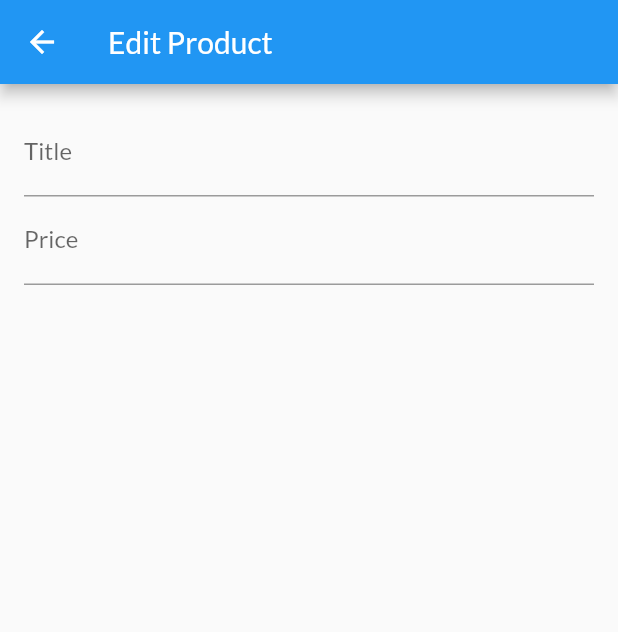
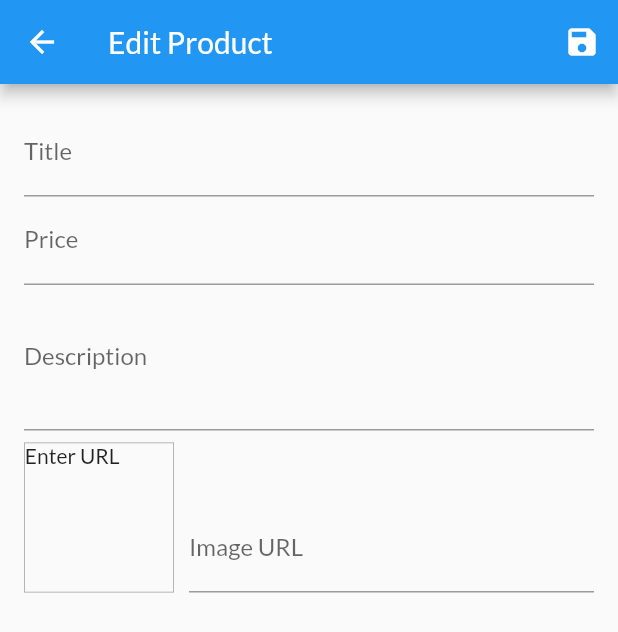
Before and after one commit to saih3/shop-app, a Flutter app: the EditProductScreen screen opened by its route, on a phone screen of 412 x 824 dp. Shown: the top 632 px of the screen. Run offline on Flutter 3.47's test engine with Material 2 defaults, Android fonts, the phone set to English and light mode, and no system bars; network calls fail.

```diff
--- a/lib/providers/cart.dart
+++ b/lib/providers/cart.dart
@@ -57,7 +57,7 @@ class Cart with ChangeNotifier {
     notifyListeners();
   }
 
-  void remoteItem(String productId) {
+  void removeItem(String productId) {
     _items.remove(productId);
     notifyListeners();
   }
--- a/lib/screens/edit_product_screen.dart
+++ b/lib/screens/edit_product_screen.dart
@@ -1,4 +1,5 @@
 import 'package:flutter/material.dart';
+import 'package:shop_app/providers/product.dart';
 
 class EditProductScreen extends StatefulWidget {
   const EditProductScreen({Key? key}) : super(key: key);
@@ -10,16 +11,61 @@ class EditProductScreen extends StatefulWidget {
 
 class _EditProductScreenState extends State<EditProductScreen> {
   final _priceFocusNode = FocusNode();
+  final _descriptionFocusNode = FocusNode();
+  final _imageUrlController = TextEditingController();
+  final _imageUrlFocusNode = FocusNode();
+
+  final _form = GlobalKey<FormState>();
+  var _editedProduct =
+      Product(id: '', title: '', description: '', price: 0, imageUrl: '');
+
+  @override
+  void initState() {
+    _imageUrlFocusNode.addListener(_updateImageUrl);
+    super.initState();
+  }
+
+  @override
+  void dispose() {
+    _imageUrlFocusNode.removeListener(_updateImageUrl);
+    _priceFocusNode.dispose();
+    _descriptionFocusNode.dispose();
+    _imageUrlController.dispose();
+    _imageUrlFocusNode.dispose();
+    super.dispose();
+  }
+
+  void _updateImageUrl() {
+    if (!_imageUrlFocusNode.hasFocus) {
+      setState(() {});
+    }
+  }
+
+  void _saveForm() {
+    _form.currentState!.save();
+    print(_editedProduct.title);
+    print(_editedProduct.price);
+    print(_editedProduct.id);
+    print(_editedProduct.imageUrl);
+    print(_editedProduct.description);
+  }
 
   @override
   Widget build(BuildContext context) {
     return Scaffold(
       appBar: AppBar(
         title: Text('Edit Product'),
+        actions: [
+          IconButton(
+            onPressed: _saveForm,
+            icon: Icon(Icons.save),
+          ),
+        ],
       ),
       body: Padding(
         padding: const EdgeInsets.all(16.0),
         child: Form(
+          key: _form,
           child: ListView(
             children: [
               TextFormField(
@@ -30,6 +76,15 @@ class _EditProductScreenState extends State<EditProductScreen> {
                 onFieldSubmitted: (_) {
                   FocusScope.of(context).requestFocus(_priceFocusNode);
                 },
+                onSaved: (value) {
+                  _editedProduct = Product(
+                    id: _editedProduct.id,
+                    title: value as String,
+                    description: _editedProduct.description,
+                    price: _editedProduct.price,
+                    imageUrl: _editedProduct.imageUrl,
+                  );
+                },
               ),
               TextFormField(
                 decoration: InputDecoration(
@@ -38,7 +93,81 @@ class _EditProductScreenState extends State<EditProductScreen> {
                 textInputAction: TextInputAction.next,
                 keyboardType: TextInputType.number,
                 focusNode: _priceFocusNode,
+                onFieldSubmitted: (_) {
+                  FocusScope.of(context).requestFocus(_descriptionFocusNode);
+                },
+                onSaved: (value) {
+                  _editedProduct = Product(
+                    id: _editedProduct.id,
+                    title: _editedProduct.title,
+                    description: _editedProduct.description,
+                    price: double.parse(value as String),
+                    imageUrl: _editedProduct.imageUrl,
+                  );
+                },
               ),
+              TextFormField(
+                decoration: InputDecoration(
+                  labelText: 'Description',
+                ),
+                maxLines: 3,
+                keyboardType: TextInputType.multiline,
+                focusNode: _descriptionFocusNode,
+                onSaved: (value) {
+                  _editedProduct = Product(
+                    id: _editedProduct.id,
+                    title: _editedProduct.title,
+                    description: value as String,
+                    price: _editedProduct.price,
+                    imageUrl: _editedProduct.imageUrl,
+                  );
+                },
+              ),
+              Row(
+                crossAxisAlignment: CrossAxisAlignment.end,
+                children: [
+                  Container(
+                    height: 100,
+                    width: 100,
+                    margin: EdgeInsets.only(top: 8, right: 10),
+                    decoration: BoxDecoration(
+                      border: Border.all(width: .5, color: Colors.grey),
+                    ),
+                    child: _imageUrlController.text.isEmpty
+                        ? Text('Enter URL')
+                        : FittedBox(
+                            child: Image.network(
+                              _imageUrlController.text,
+                              fit: BoxFit.cover,
+                            ),
+                          ),
+                  ),
+                  Expanded(
+                    child: TextFormField(
+                      decoration: InputDecoration(
+                        labelText: 'Image URL',
+                      ),
+                      keyboardType: TextInputType.url,
+                      textInputAction: TextInputAction.done,
+                      controller: _imageUrlController,
+                      focusNode: _imageUrlFocusNode,
+                      onEditingComplete: () {
+                        setState(() {});
+                      },
+                      onFieldSubmitted: (_) => _saveForm(),
+                      onSaved: (value) {
+                        _editedProduct = Product(
+                          id: _editedProduct.id,
+                          title: _editedProduct.title,
+                          description: _editedProduct.description,
+                          price: _editedProduct.price,
+                          imageUrl: value as String,
+                        );
+                      },
+                    ),
+                  )
+                ],
+              )
             ],
           ),
         ),
--- a/lib/widget/cart_item.dart
+++ b/lib/widget/cart_item.dart
@@ -36,7 +36,7 @@ class CartItem extends StatelessWidget {
       ),
       direction: DismissDirection.endToStart,
       onDismissed: (direction) {
-        Provider.of<Cart>(context, listen: false).remoteItem(productId);
+        Provider.of<Cart>(context, listen: false).removeItem(productId);
       },
       confirmDismiss: (direction) {
         return showDialog(
--- a/lib/widget/product_item.dart
+++ b/lib/widget/product_item.dart
@@ -67,7 +67,9 @@ class ProductItem extends StatelessWidget {
                     label: 'UNDO',
                     onPressed: () {
                       cart.removeSingleItem(product.id);
-                        })),
+                    },
+                  ),
+                ),
               );
             },
             icon: Icon(Icons.shopping_cart),
```
Lines whose indentation alone changed are shown as unchanged.
